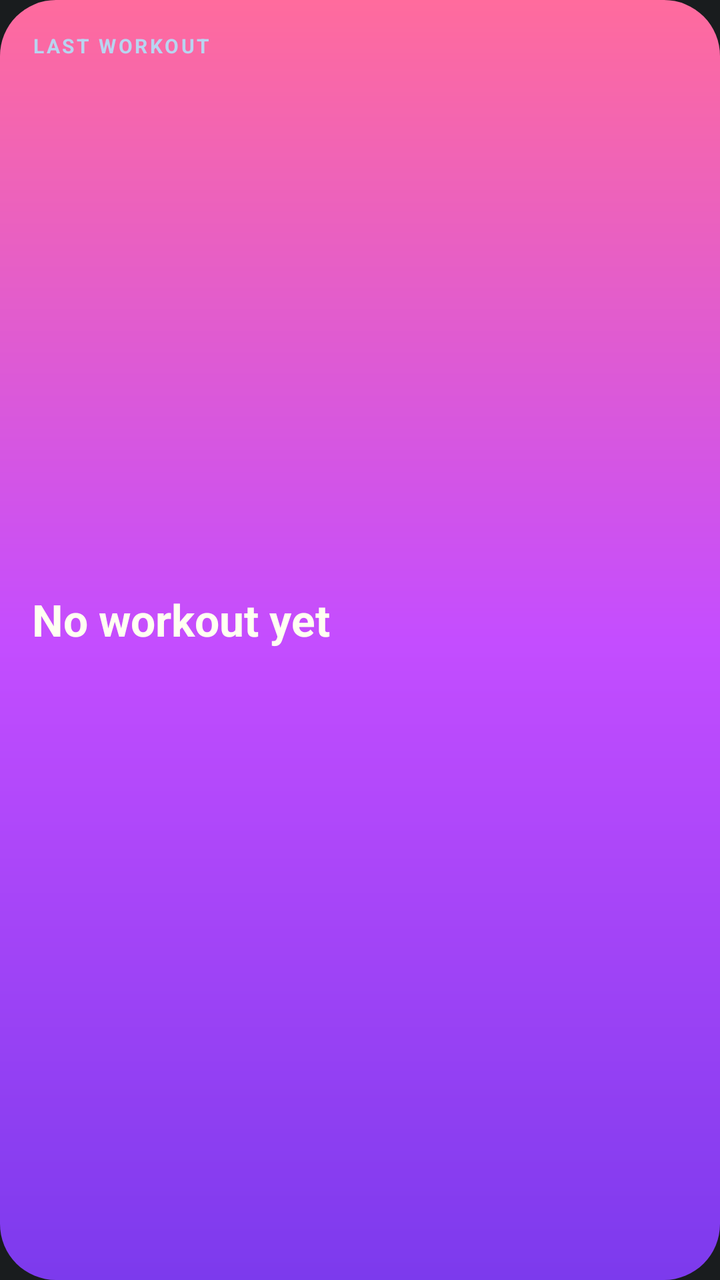
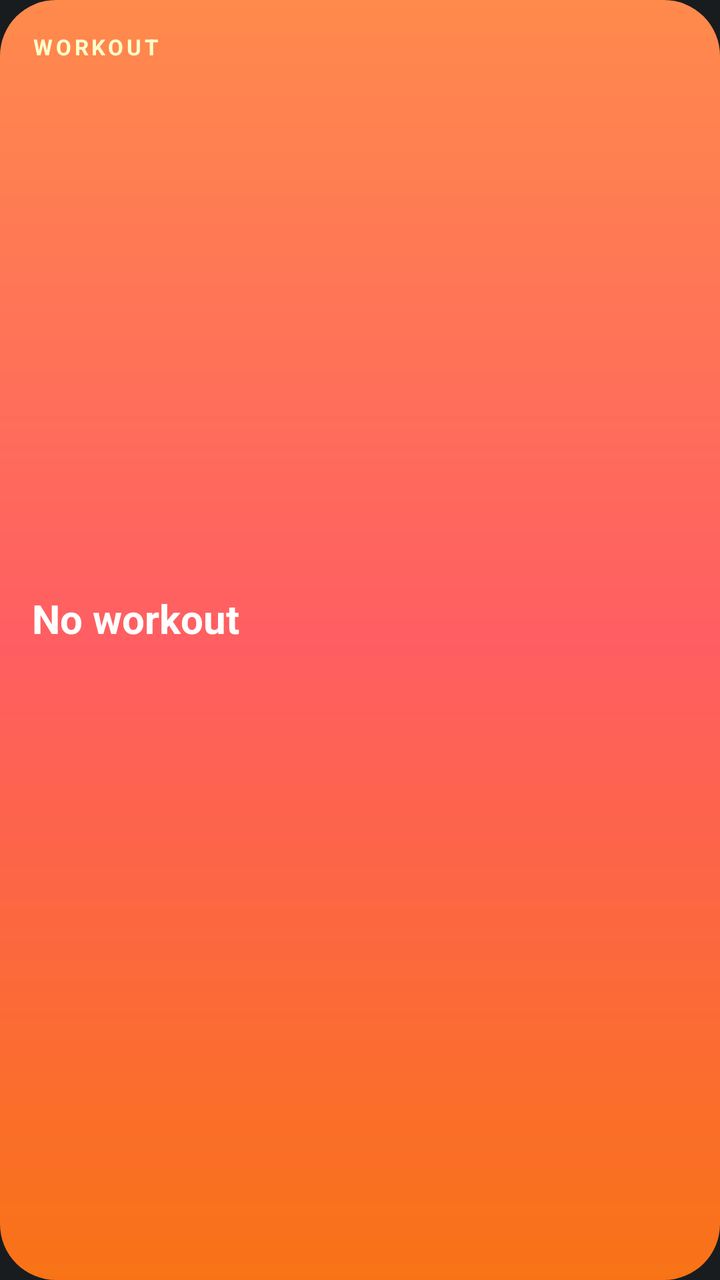

Compare the two renders of this Android layout. The source of the first and the diff that turns it into the second are given below.
<!-- AndroidManifest.xml: application theme Theme.MyApplication -->
<!-- res/layout/widget_glass_workout.xml -->
<?xml version="1.0" encoding="utf-8"?>
<LinearLayout xmlns:android="http://schemas.android.com/apk/res/android"
    android:id="@+id/glass_root"
    android:layout_width="match_parent"
    android:layout_height="match_parent"
    android:background="@drawable/bg_widget_card"
    android:orientation="vertical">
    <TextView
        android:id="@+id/tv_label"
        android:layout_width="wrap_content"
        android:layout_height="wrap_content"
        android:text="LAST WORKOUT"
        android:textColor="@color/glass_sky"
        android:textSize="10sp"
        android:textStyle="bold"
        android:maxLines="1"
        android:letterSpacing="0.12" />
    <LinearLayout
        android:layout_width="match_parent"
        android:layout_height="0dp"
        android:layout_weight="1"
        android:gravity="center_vertical"
        android:orientation="vertical">
    <TextView
        android:id="@+id/tv_value"
        android:layout_width="wrap_content"
        android:layout_height="wrap_content"
        android:text="No workout yet"
        android:textColor="@color/glass_text"
        android:textSize="22sp"
        android:textStyle="bold"
        android:maxLines="1"
         />
    <TextView
        android:id="@+id/tv_sub"
        android:layout_width="wrap_content"
        android:layout_height="wrap_content"
        android:text=""
        android:textColor="@color/glass_cyan"
        android:textSize="12sp"
        
        android:maxLines="1"
        android:layout_marginTop="4dp" />
    </LinearLayout>
    <TextView
        android:id="@+id/tv_foot"
        android:layout_width="wrap_content"
        android:layout_height="wrap_content"
        android:text=""
        android:textColor="@color/glass_muted"
        android:textSize="10sp"
        
        android:maxLines="1"
         />
</LinearLayout>
<!-- resources referenced by this layout -->
<resources>
  <color name="glass_cyan">#7EC8C8</color>
  <color name="glass_muted">#E8D5E8</color>
  <color name="glass_sky">#B8D4F0</color>
  <color name="glass_text">#FFFFFFF2</color>
  <!-- drawable bg_widget_card (drawable) -->
  <?xml version="1.0" encoding="utf-8"?>
  <shape xmlns:android="http://schemas.android.com/apk/res/android" android:shape="rectangle">
      <gradient
          android:type="linear"
          android:angle="145"
          android:startColor="#FF6B9D"
          android:centerColor="#C44DFF"
          android:endColor="#7C3AED" />
      <corners android:radius="28dp" />
      <padding
          android:left="16dp"
          android:top="16dp"
          android:right="16dp"
          android:bottom="16dp" />
  </shape>
  <style name="Theme.MyApplication" parent="android:Theme.DeviceDefault.NoActionBar" />
</resources>

<!-- the commit's change to res/layout/widget_glass_workout.xml (unified diff, before → after) -->
@@ -3,53 +3,49 @@
     android:id="@+id/glass_root"
     android:layout_width="match_parent"
     android:layout_height="match_parent"
-    android:background="@drawable/bg_widget_card"
-    android:orientation="vertical">
+    android:background="@drawable/bg_grad_workout"
+    android:orientation="vertical"
+    android:padding="16dp">
     <TextView
         android:id="@+id/tv_label"
         android:layout_width="wrap_content"
         android:layout_height="wrap_content"
-        android:text="LAST WORKOUT"
-        android:textColor="@color/glass_sky"
-        android:textSize="10sp"
+        android:text="WORKOUT"
+        android:textColor="#FFFFFFCC"
+        android:textSize="11sp"
         android:textStyle="bold"
-        android:maxLines="1"
-        android:letterSpacing="0.12" />
+        android:letterSpacing="0.14" />
     <LinearLayout
         android:layout_width="match_parent"
         android:layout_height="0dp"
         android:layout_weight="1"
         android:gravity="center_vertical"
         android:orientation="vertical">
-    <TextView
-        android:id="@+id/tv_value"
-        android:layout_width="wrap_content"
-        android:layout_height="wrap_content"
-        android:text="No workout yet"
-        android:textColor="@color/glass_text"
-        android:textSize="22sp"
-        android:textStyle="bold"
-        android:maxLines="1"
-         />
-    <TextView
-        android:id="@+id/tv_sub"
-        android:layout_width="wrap_content"
-        android:layout_height="wrap_content"
-        android:text=""
-        android:textColor="@color/glass_cyan"
-        android:textSize="12sp"
-        
-        android:maxLines="1"
-        android:layout_marginTop="4dp" />
+        <TextView
+            android:id="@+id/tv_value"
+            android:layout_width="wrap_content"
+            android:layout_height="wrap_content"
+            android:text="No workout"
+            android:textColor="#FFFFFF"
+            android:textSize="20sp"
+            android:textStyle="bold"
+            android:maxLines="2" />
+        <TextView
+            android:id="@+id/tv_sub"
+            android:layout_width="wrap_content"
+            android:layout_height="wrap_content"
+            android:layout_marginTop="6dp"
+            android:text=""
+            android:textColor="#FFFFFFB3"
+            android:textSize="12sp"
+            android:maxLines="2" />
     </LinearLayout>
     <TextView
         android:id="@+id/tv_foot"
         android:layout_width="wrap_content"
         android:layout_height="wrap_content"
         android:text=""
-        android:textColor="@color/glass_muted"
+        android:textColor="#FFFFFF99"
         android:textSize="10sp"
-        
-        android:maxLines="1"
-         />
+        android:maxLines="1" />
 </LinearLayout>
<!-- resource entries referenced after the edit -->
@@ -1,24 +1,15 @@
 <!-- resources referenced by this layout -->
 <resources>
-  <color name="glass_cyan">#7EC8C8</color>
-  <color name="glass_muted">#E8D5E8</color>
-  <color name="glass_sky">#B8D4F0</color>
-  <color name="glass_text">#FFFFFFF2</color>
-  <!-- drawable bg_widget_card (drawable) -->
+  <!-- drawable bg_grad_workout (drawable) -->
   <?xml version="1.0" encoding="utf-8"?>
   <shape xmlns:android="http://schemas.android.com/apk/res/android" android:shape="rectangle">
       <gradient
           android:type="linear"
-          android:angle="145"
-          android:startColor="#FF6B9D"
-          android:centerColor="#C44DFF"
-          android:endColor="#7C3AED" />
+          android:angle="130"
+          android:startColor="#FF8A4C"
+          android:centerColor="#FF5E62"
+          android:endColor="#F97316" />
       <corners android:radius="28dp" />
-      <padding
-          android:left="16dp"
-          android:top="16dp"
-          android:right="16dp"
-          android:bottom="16dp" />
   </shape>
   <style name="Theme.MyApplication" parent="android:Theme.DeviceDefault.NoActionBar" />
 </resources>
